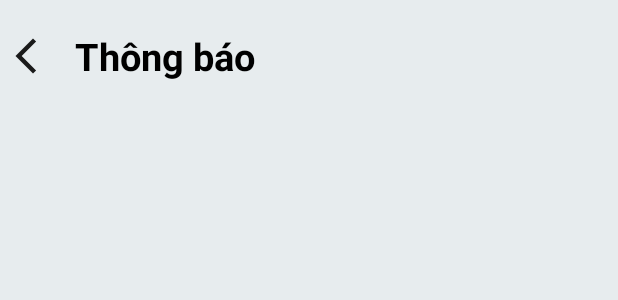
After one commit to VanHauTran2001/AppLearningEnglish, an Android app: the layout fragment_notification.xml on its own in the app's theme, with its tools: preview values and no code run, on a phone screen of 412 x 824 dp. The commit adds this screen. Shown: the top 300 px of the screen. Run offline under Robolectric (Android 15) with nearby library versions, the phone set to English and light mode, and no system bars.

Commit message:
Huy update main fragment

```diff
--- /dev/null
+++ b/app/src/main/res/drawable/custom_image_khoa_hoc.xml
@@ -0,0 +1,5 @@
+<?xml version="1.0" encoding="utf-8"?>
+<shape xmlns:android="http://schemas.android.com/apk/res/android">
+    <solid android:color="@color/white"/>
+    <corners android:radius="30dp"/>
+</shape>
--- /dev/null
+++ b/app/src/main/res/drawable/ic_back.xml
@@ -0,0 +1,5 @@
+<vector android:height="28dp" android:tint="#1A1A1A"
+    android:viewportHeight="24" android:viewportWidth="24"
+    android:width="28dp" xmlns:android="http://schemas.android.com/apk/res/android">
+    <path android:fillColor="@android:color/white" android:pathData="M17.77,3.77l-1.77,-1.77l-10,10l10,10l1.77,-1.77l-8.23,-8.23z"/>
+</vector>
--- /dev/null
+++ b/app/src/main/res/drawable/ic_baseline_remove_red_eye_24.xml
@@ -0,0 +1,5 @@
+<vector android:height="16dp" android:tint="#1A1A1A"
+    android:viewportHeight="24" android:viewportWidth="24"
+    android:width="16dp" xmlns:android="http://schemas.android.com/apk/res/android">
+    <path android:fillColor="@android:color/white" android:pathData="M12,4.5C7,4.5 2.73,7.61 1,12c1.73,4.39 6,7.5 11,7.5s9.27,-3.11 11,-7.5c-1.73,-4.39 -6,-7.5 -11,-7.5zM12,17c-2.76,0 -5,-2.24 -5,-5s2.24,-5 5,-5 5,2.24 5,5 -2.24,5 -5,5zM12,9c-1.66,0 -3,1.34 -3,3s1.34,3 3,3 3,-1.34 3,-3 -1.34,-3 -3,-3z"/>
+</vector>
--- /dev/null
+++ b/app/src/main/res/layout/fragment_notification.xml
@@ -0,0 +1,37 @@
+<?xml version="1.0" encoding="utf-8"?>
+<layout xmlns:android="http://schemas.android.com/apk/res/android"
+    xmlns:tools="http://schemas.android.com/tools">
+
+    <LinearLayout
+        android:layout_width="match_parent"
+        android:layout_height="match_parent"
+        tools:context=".ui.fragment.notification.NotificationFragment"
+        android:background="@color/background"
+        android:orientation="vertical">
+        <RelativeLayout
+            android:layout_width="match_parent"
+            android:layout_height="wrap_content"
+            android:paddingTop="20dp">
+            <ImageView
+                android:id="@+id/btnBack"
+                android:layout_width="wrap_content"
+                android:layout_height="wrap_content"
+                android:src="@drawable/ic_back"
+                android:padding="3dp"/>
+            <TextView
+                android:layout_width="wrap_content"
+                android:layout_height="wrap_content"
+                android:text="Thông báo"
+                android:layout_toEndOf="@+id/btnBack"
+                android:textColor="@color/black"
+                android:textStyle="bold"
+                android:textSize="25dp"
+                android:layout_marginLeft="15dp"/>
+        </RelativeLayout>
+        <androidx.recyclerview.widget.RecyclerView
+            android:id="@+id/rcvNotification"
+            android:layout_width="match_parent"
+            android:layout_height="match_parent"
+            android:padding="10dp"/>
+    </LinearLayout>
+</layout>
```
Also changed, not shown: app/src/main/java/com/example/appstudyenglish/model/KhoaHoc.java (added, +59 -0 lines), app/src/main/java/com/example/appstudyenglish/ui/fragment/home/HomeFragment.java (+68 -2 lines), app/src/main/java/com/example/appstudyenglish/ui/fragment/home/KhoaHocAdapter.java (added, +56 -0 lines), app/src/main/java/com/example/appstudyenglish/ui/fragment/notification/NotificationFragment.java (added, +35 -0 lines), app/src/main/java/com/example/appstudyenglish/ui/splash/SplashActivity.java (+10 -5 lines), app/src/main/res/layout/fragment_home.xml (+24 -0 lines), app/src/main/res/layout/item_khoa_hoc.xml (added, +75 -0 lines), app/src/main/res/layout/item_notification.xml (added, +49 -0 lines), 1 other file.
